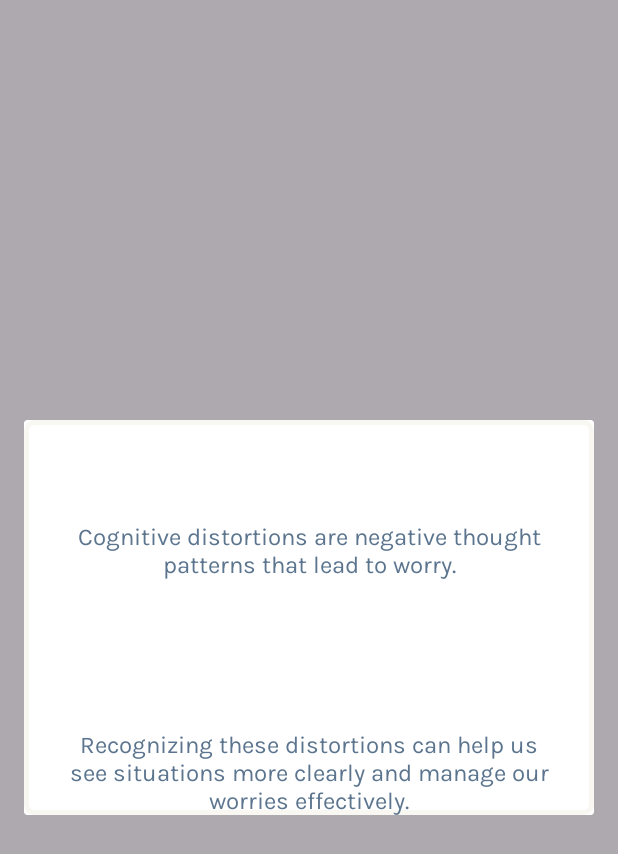
After one commit to TatianaPolouchina/Scribble, an Android app built with Jetpack Compose: the fragment DistortionsInfoFragment shown on its own in the app's theme, on a phone screen of 412 x 824 dp. The commit adds this screen. Shown: the top 854 px of the screen. Run offline under Robolectric (Android 15) with nearby library versions, the phone set to English and light mode, and no system bars.

Commit message:
Started creating DistortionsInfoFragment

```diff
--- /dev/null
+++ b/app/src/main/java/com/example/worryapp/DistortionsInfoFragment.java
@@ -0,0 +1,26 @@
+package com.example.worryapp;
+
+import android.os.Bundle;
+
+import androidx.fragment.app.DialogFragment;
+
+import android.view.LayoutInflater;
+import android.view.View;
+import android.view.ViewGroup;
+
+public class DistortionsInfoFragment extends DialogFragment {
+
+    public DistortionsInfoFragment() {
+    }
+
+    @Override
+    public void onCreate(Bundle savedInstanceState) {
+        super.onCreate(savedInstanceState);
+    }
+
+    @Override
+    public View onCreateView(LayoutInflater inflater, ViewGroup container,
+                             Bundle savedInstanceState) {
+        return inflater.inflate(R.layout.fragment_distortions_info, container, false);
+    }
+}
--- a/app/src/main/res/drawable/background_purple.xml
+++ /dev/null
@@ -1,5 +0,0 @@
-<?xml version="1.0" encoding="utf-8"?>
-<shape xmlns:android="http://schemas.android.com/apk/res/android"
-    android:shape="rectangle">
-    <solid android:color="@color/lightPurpleMain" />
-</shape>
--- a/app/src/main/res/drawable/selector_cd_brain.xml
+++ b/app/src/main/res/drawable/selector_cd_brain.xml
@@ -2,8 +2,8 @@
     <!-- Selected state -->
     <item android:state_selected="true">
         <layer-list>
+            <item android:drawable="@drawable/circle_purple" />
             <item android:drawable="@drawable/vector_cd_brain" />
-            <item android:drawable="@drawable/circle_purple" />
         </layer-list>
     </item>
     <!-- Default state -->
--- a/app/src/main/res/drawable/vector_cd_cross_out_circle_bw.xml
+++ b/app/src/main/res/drawable/vector_cd_cross_out_circle_bw.xml
@@ -1,6 +1,6 @@
 <vector xmlns:android="http://schemas.android.com/apk/res/android"
-    android:width="400dp"
-    android:height="400dp"
+    android:width="100dp"
+    android:height="100dp"
     android:viewportWidth="300"
     android:viewportHeight="300">
   <group>
--- a/app/src/main/res/drawable/vector_cd_crossed_out_sun_bw.xml
+++ b/app/src/main/res/drawable/vector_cd_crossed_out_sun_bw.xml
@@ -1,6 +1,6 @@
 <vector xmlns:android="http://schemas.android.com/apk/res/android"
-    android:width="381dp"
-    android:height="381dp"
+    android:width="100dp"
+    android:height="100dp"
     android:viewportWidth="381"
     android:viewportHeight="381">
   <group>
--- a/app/src/main/res/drawable/vector_cd_crystal_ball_bw.xml
+++ b/app/src/main/res/drawable/vector_cd_crystal_ball_bw.xml
@@ -1,6 +1,6 @@
 <vector xmlns:android="http://schemas.android.com/apk/res/android"
-    android:width="381dp"
-    android:height="381dp"
+    android:width="100dp"
+    android:height="100dp"
     android:viewportWidth="381"
     android:viewportHeight="381">
   <group>
--- a/app/src/main/res/drawable/vector_cd_explosion_bw.xml
+++ b/app/src/main/res/drawable/vector_cd_explosion_bw.xml
@@ -1,6 +1,6 @@
 <vector xmlns:android="http://schemas.android.com/apk/res/android"
-    android:width="381dp"
-    android:height="381dp"
+    android:width="100dp"
+    android:height="100dp"
     android:viewportWidth="381"
     android:viewportHeight="381">
   <group>
--- a/app/src/main/res/drawable/vector_cd_label_bw.xml
+++ b/app/src/main/res/drawable/vector_cd_label_bw.xml
@@ -1,6 +1,6 @@
 <vector xmlns:android="http://schemas.android.com/apk/res/android"
-    android:width="381dp"
-    android:height="381dp"
+    android:width="100dp"
+    android:height="100dp"
     android:viewportWidth="285.75"
     android:viewportHeight="285.75">
   <group>
--- a/app/src/main/res/drawable/vector_cd_mirror_bw.xml
+++ b/app/src/main/res/drawable/vector_cd_mirror_bw.xml
@@ -1,6 +1,6 @@
 <vector xmlns:android="http://schemas.android.com/apk/res/android"
-    android:width="381dp"
-    android:height="381dp"
+    android:width="100dp"
+    android:height="100dp"
     android:viewportWidth="285.75"
     android:viewportHeight="285.75">
   <group>
--- /dev/null
+++ b/app/src/main/res/layout/fragment_distortions_info.xml
@@ -0,0 +1,43 @@
+<?xml version="1.0" encoding="utf-8"?>
+<androidx.constraintlayout.widget.ConstraintLayout xmlns:android="http://schemas.android.com/apk/res/android"
+    xmlns:app="http://schemas.android.com/apk/res-auto"
+    xmlns:tools="http://schemas.android.com/tools"
+    android:layout_width="match_parent"
+    android:layout_height="match_parent"
+    tools:context=".DistortionsInfoFragment"
+    android:background="@drawable/rectangle_rounded_beige_outline">
+
+    <TextView
+        android:id="@+id/distortions_desc_1"
+        android:layout_width="match_parent"
+        android:layout_height="wrap_content"
+        android:layout_marginStart="30dp"
+        android:layout_marginEnd="30dp"
+        android:fontFamily="@font/karla"
+        android:text="@string/distortions_description1"
+        android:textAlignment="center"
+        android:textColor="@color/darkPurple2"
+        android:textSize="16sp"
+        app:layout_constraintBottom_toBottomOf="parent"
+        app:layout_constraintEnd_toEndOf="parent"
+        app:layout_constraintStart_toStartOf="parent"
+        app:layout_constraintTop_toTopOf="parent"
+        app:layout_constraintVertical_bias="0.3" />
+
+    <TextView
+        android:id="@+id/distortions_desc_2"
+        android:layout_width="match_parent"
+        android:layout_height="wrap_content"
+        android:layout_marginStart="30dp"
+        android:layout_marginTop="100dp"
+        android:layout_marginEnd="30dp"
+        android:fontFamily="@font/karla"
+        android:text="@string/distortions_description2"
+        android:textAlignment="center"
+        android:textColor="@color/darkPurple2"
+        android:textSize="16sp"
+        app:layout_constraintEnd_toEndOf="parent"
+        app:layout_constraintStart_toStartOf="parent"
+        app:layout_constraintTop_toBottomOf="@id/distortions_desc_1" />
+
+</androidx.constraintlayout.widget.ConstraintLayout>
--- a/app/src/main/res/values/strings.xml
+++ b/app/src/main/res/values/strings.xml
@@ -62,5 +62,7 @@
     <string name="new_worry_button_text">Next</string>
     <string name="new_worry_distortions_prompt">Is this a distorted thought?</string>
     <string name="add_distortion_button_label">Add distortions</string>
+    <!-- TODO: Remove or change this placeholder text -->
+    <string name="hello_blank_fragment">Hello blank fragment</string>
 
 </resources>
```
Also changed, not shown: app/src/main/res/drawable/background_rounded_white_beige.xml (added, +13 -0 lines), app/src/main/res/drawable/background_scribble_corner.xml (deleted, +0 -11 lines), app/src/main/res/layout/fragment_distortions_page.xml (+10 -38 lines).
